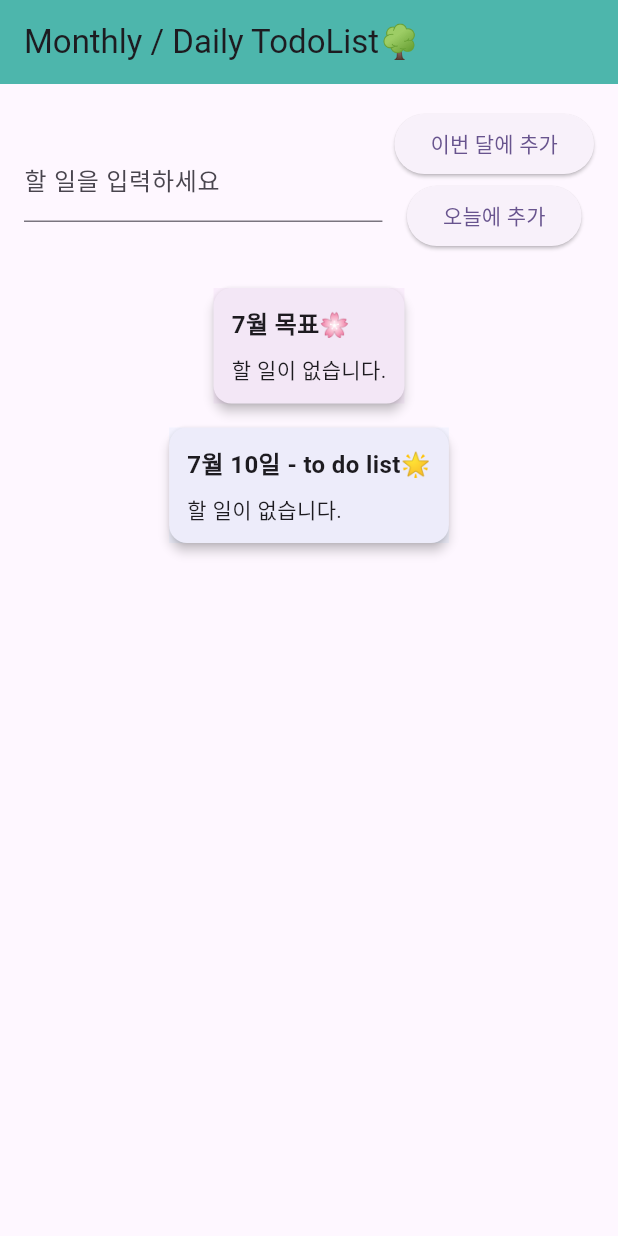
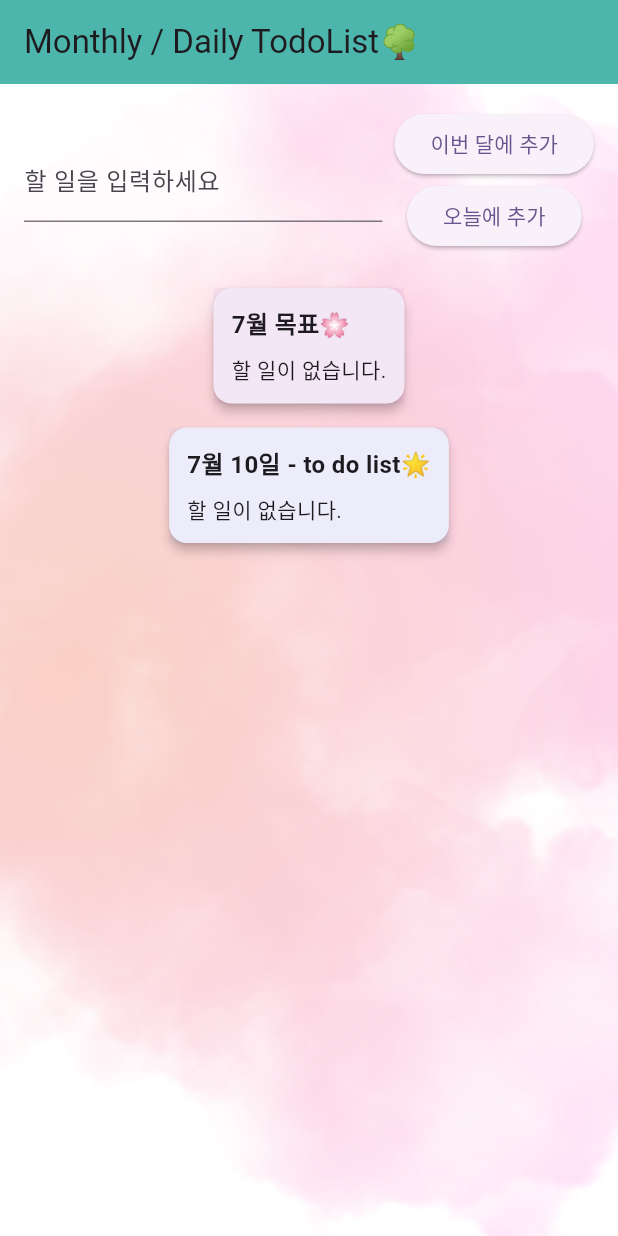
Before and after one commit to lenayoo/veryberries, a Flutter app: the screen it shows after launch, on a phone screen of 412 x 824 dp. Run offline on Flutter 3.47's test engine with Material 3 defaults, Android fonts, the phone set to English and light mode, and no system bars; our stand-ins replace flutter_secure_storage.

Commit message:
feat: add background

```diff
--- a/lib/main.dart
+++ b/lib/main.dart
@@ -152,7 +152,14 @@ class _TodoListPageState extends State<TodoListPage> {
         title: const Text('Monthly / Daily TodoList🌳'),
         backgroundColor: Colors.teal[300],
       ),
-      body: Padding(
+      body: Stack(
+        children: [
+          // ✅ 배경 이미지 추가
+          Positioned.fill(
+            child: Image.asset('assets/images/main-bg.png', fit: BoxFit.cover),
+          ),
+          SafeArea(
+            child: Padding(
               padding: const EdgeInsets.all(16.0),
               child: Column(
                 children: [
@@ -162,7 +169,9 @@ class _TodoListPageState extends State<TodoListPage> {
                       Expanded(
                         child: TextField(
                           controller: _controller,
-                    decoration: const InputDecoration(labelText: '할 일을 입력하세요'),
+                          decoration: const InputDecoration(
+                            labelText: '할 일을 입력하세요',
+                          ),
                         ),
                       ),
                       const SizedBox(width: 8),
@@ -185,7 +194,11 @@ class _TodoListPageState extends State<TodoListPage> {
                     child: SingleChildScrollView(
                       child: Column(
                         children: [
-                    _buildTodoBox("$month 목표🌸", _monthlyTodos, Colors.purple),
+                          _buildTodoBox(
+                            "$month 목표🌸",
+                            _monthlyTodos,
+                            Colors.purple,
+                          ),
                           _buildTodoBox(
                             "$today - to do list🌟",
                             _dailyTodos,
@@ -198,6 +211,9 @@ class _TodoListPageState extends State<TodoListPage> {
                 ],
               ),
             ),
+          ),
+        ],
+      ),
     );
   }
 }
--- a/pubspec.yaml
+++ b/pubspec.yaml
@@ -59,9 +59,8 @@ flutter:
   uses-material-design: true
 
   # To add assets to your application, add an assets section, like this:
-  # assets:
-  #   - images/a_dot_burr.jpeg
-  #   - images/a_dot_ham.jpeg
+  assets:
+    - assets/images/main-bg.png
 
   # An image asset can refer to one or more resolution-specific "variants", see
   # https://flutter.dev/to/resolution-aware-images
```
Also changed, not shown: assets/images/main-bg.png (added). Lines whose indentation alone changed are shown as unchanged.
